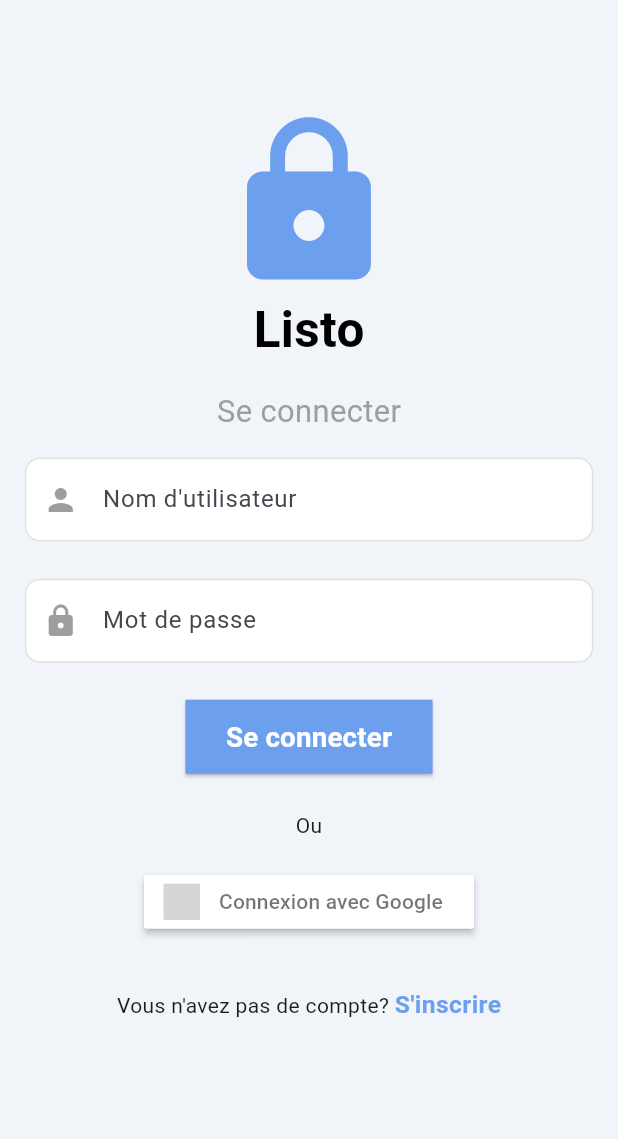
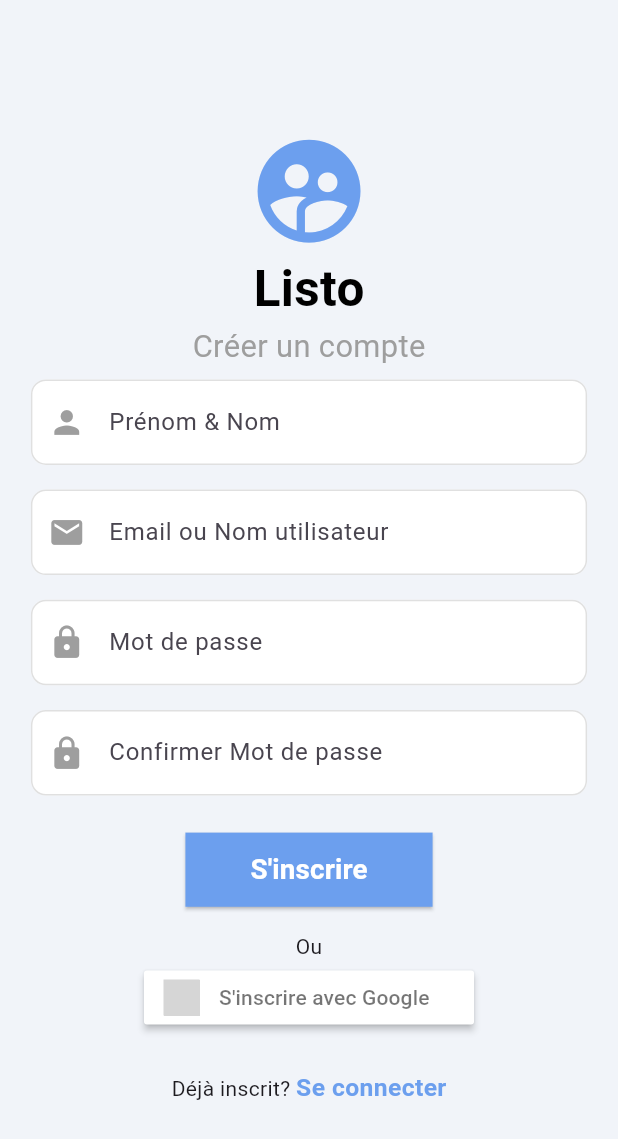
Before and after one commit to DeaveSEYE/flutter-forceN, a Flutter app: the Login screen opened by its route, after a tap on "S'inscrire", on a phone screen of 412 x 824 dp. Shown: the top 1139 px of the screen. Run offline on Flutter 3.47's test engine with Material 3 defaults, Android fonts, the phone set to English and light mode, and no system bars; our stand-ins replace flutter_signin_button; grey boxes are pictures that could not be loaded.

Commit message:
refacto design page d'inscription

```diff
--- a/lib/features/login/ui/login.dart
+++ b/lib/features/login/ui/login.dart
@@ -4,7 +4,7 @@
 import 'package:listo/core/theme/colors.dart'; // class des couleur utiliser dans lapplication
 import 'package:listo/core/theme/widgets.dart'; //class des widgets reutilisable
 import 'package:listo/core/utils/responsive.dart'; //class pour rebdre les pages responsive
-// import 'package:listo/features/register/ui/register.dart'; //page d'inscription
+import 'package:listo/features/register/ui/register.dart'; //page d'inscription
 
 class Login extends StatefulWidget {
   const Login({super.key});
@@ -149,12 +149,12 @@
                   const Text('Vous n\'avez pas de compte? '),
                   GestureDetector(
                     onTap: () {
-                      // Navigator.push(
-                      //   context,
-                      //   MaterialPageRoute(
-                      //     builder: (context) => const Register(),
-                      //   ),
-                      // );
+                      Navigator.push(
+                        context,
+                        MaterialPageRoute(
+                          builder: (context) => const Register(),
+                        ),
+                      );
                     },
                     child: Text(
                       'S\'inscrire',
--- /dev/null
+++ b/lib/features/register/ui/register.dart
@@ -0,0 +1,169 @@
+import 'dart:io'; // permet de connaitre le systeme d'exploitation de l'appareil.
+
+import 'package:flutter/material.dart';
+import 'package:flutter_signin_button/flutter_signin_button.dart';
+import 'package:listo/core/theme/colors.dart'; // class des couleur utiliser dans lapplication
+import 'package:listo/core/theme/widgets.dart'; //class des widgets reutilisable
+import 'package:listo/core/utils/responsive.dart'; //class pour rebdre les pages responsive
+import 'package:listo/features/login/ui/login.dart'; //page de connexion
+
+class Register extends StatefulWidget {
+  const Register({super.key});
+
+  @override
+  State<Register> createState() => _RegisterState();
+}
+
+class _RegisterState extends State<Register> {
+  @override
+  Widget build(BuildContext context) {
+    final responsive = Responsive(context); // Initialiser Responsive
+    final bool isCompact = responsive.height < 600;
+    return Scaffold(
+      resizeToAvoidBottomInset:
+          false, // Désactive le redimensionnement automatique lié au clavier
+      backgroundColor: AppColors.background,
+      // appBar: PreferredSize(
+      //   preferredSize:
+      //       const Size.fromHeight(28), // Hauteur standard de l'AppBar
+      //   child: AppBar(
+      //     backgroundColor: AppColors.background,
+      //     iconTheme: const IconThemeData(
+      //       color: Color(0xFF6C9FEE), // Couleur bleue pour la flèche de retour
+      //     ),
+      //     leading: IconButton(
+      //       icon: const Icon(Icons.arrow_back), // Icône de la flèche de retour
+      //       onPressed: () {
+      //         Navigator.pop(context); // Action qui renvoie à la page précédente
+      //       },
+      //     ),
+      //   ),
+      // ),
+
+      body: Padding(
+        padding: EdgeInsets.symmetric(
+            horizontal: responsive.wp(5)), // Padding horizontal responsive
+        child: Column(
+          children: <Widget>[
+            const Spacer(), // Ajoute de l'espacement pour recentrer les éléments si le clavier est visible
+            // Image.asset(
+            //   'lib/assets/img/register.png',
+            //   width: responsive.wp(60),
+            //   height: responsive.wp(50),
+            // ),
+            Icon(
+              Icons.supervised_user_circle_rounded,
+              size: responsive.wp(isCompact ? 10 : 20),
+              color: AppColors.primary,
+            ),
+            Text(
+              'Listo',
+              style: TextStyle(
+                color: AppColors.regular,
+                fontWeight: FontWeight.bold,
+                fontSize: responsive.fontSize(0.08),
+              ),
+            ),
+            SizedBox(height: responsive.hp(0)),
+            Text(
+              'Créer un compte',
+              style: TextStyle(
+                color: AppColors.grey,
+                fontSize: responsive.fontSize(0.05),
+              ),
+            ),
+            SizedBox(height: responsive.hp(1)),
+            CustomTextFormField(
+              label: 'Prénom & Nom',
+              hint: 'Entrez votre nom complet',
+              icon: Icons.person,
+              responsive: responsive,
+            ),
+            SizedBox(height: responsive.hp(2)), // Espace vertical responsive
+            CustomTextFormField(
+              label: 'Email ou Nom utilisateur',
+              hint: 'Entrez un identifiant',
+              icon: Icons.email,
+              responsive: responsive,
+            ),
+            SizedBox(height: responsive.hp(2)),
+            CustomTextFormField(
+              label: 'Mot de passe',
+              hint: 'Entrez votre mot de passe',
+              icon: Icons.lock,
+              isPassword: true,
+              responsive: responsive,
+            ),
+            SizedBox(height: responsive.hp(2)),
+            CustomTextFormField(
+              label: 'Confirmer Mot de passe',
+              hint: 'Entrez à nouveau',
+              icon: Icons.lock,
+              isPassword: true,
+              responsive: responsive,
+            ),
+            SizedBox(height: responsive.hp(3)),
+            CustomElevatedButton(
+              text: "S'inscrire",
+              onPressed: () {
+                // Navigator.push(
+                //         context,
+                //         MaterialPageRoute(
+                //           builder: (context) => const Home(),
+                //         ),
+                //       );
+              },
+              color: Colors.blue, // Couleur du bouton
+              responsive: responsive, // Instance de Responsive
+              borderRadius: 20.0, // Coins arrondis
+              padding: EdgeInsets.symmetric(
+                  vertical: responsive.hp(2),
+                  horizontal: responsive.wp(10)), // Padding personnalisé
+            ),
+            SizedBox(height: responsive.hp(2)),
+            const Text('Ou'),
+            if (Platform.isAndroid)
+              SignInButton(
+                Buttons.Google,
+                text: "S'inscrire avec Google",
+                onPressed: () {},
+              ),
+            SizedBox(height: responsive.hp(1)),
+            if (Platform.isIOS)
+              SignInButton(
+                Buttons.Apple,
+                text: "S'inscrire avec Apple",
+                onPressed: () {},
+              ),
+            SizedBox(height: responsive.hp(2)),
+            Row(
+              mainAxisAlignment: MainAxisAlignment.center,
+              children: [
+                const Text('Déjà inscrit? '),
+                GestureDetector(
+                  onTap: () {
+                    Navigator.push(
+                      context,
+                      MaterialPageRoute(
+                        builder: (context) => const Login(),
+                      ),
+                    );
+                  },
+                  child: Text(
+                    'Se connecter',
+                    style: TextStyle(
+                      color: const Color(0xFF6C9FEE),
+                      fontWeight: FontWeight.bold,
+                      fontSize: responsive.fontSize(0.04),
+                    ),
+                  ),
+                ),
+              ],
+            ),
+            const Spacer(),
+          ],
+        ),
+      ),
+    );
+  }
+}
--- a/lib/routes.dart
+++ b/lib/routes.dart
@@ -1,6 +1,6 @@
 import 'package:flutter/material.dart';
 import 'package:listo/features/login/ui/login.dart';
-// import 'package:listo/features/register/ui/register.dart';
+import 'package:listo/features/register/ui/register.dart';
 
 class Routes {
   static const String startPage = '/start';
@@ -11,8 +11,8 @@
     switch (settings.name) {
       case loginPage:
         return MaterialPageRoute(builder: (_) => const Login());
-      // case registerPage:
-      //   return MaterialPageRoute(builder: (_) => const Register());
+      case registerPage:
+        return MaterialPageRoute(builder: (_) => const Register());
       default:
         return MaterialPageRoute(
           builder: (_) => const Scaffold(
```
